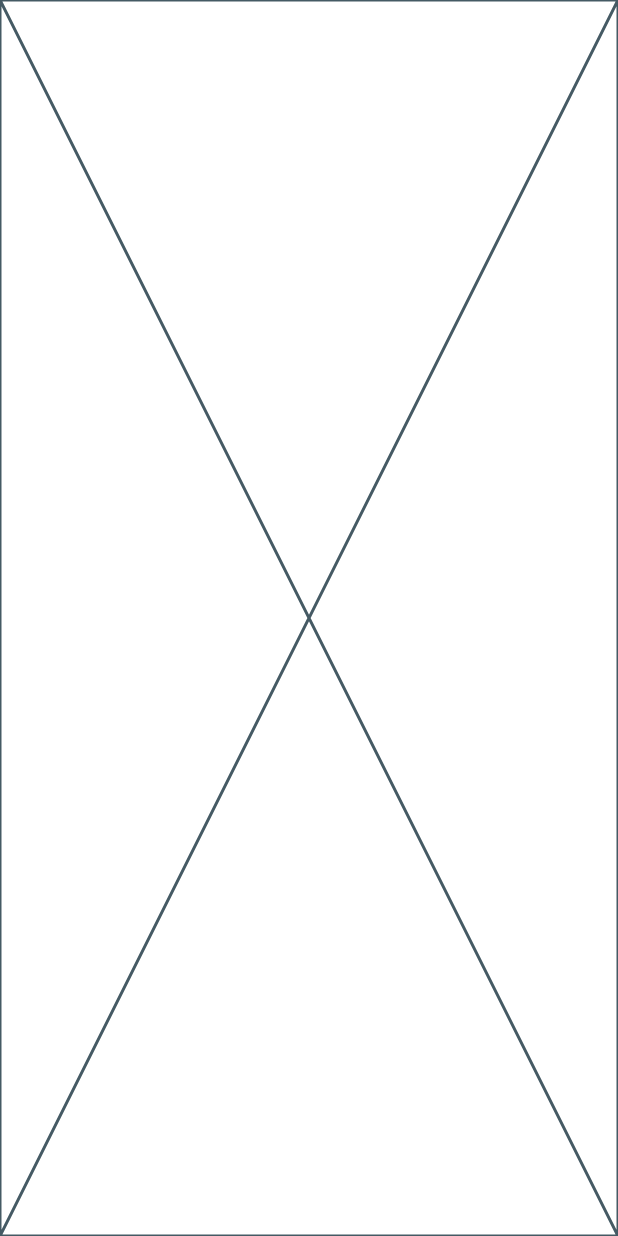
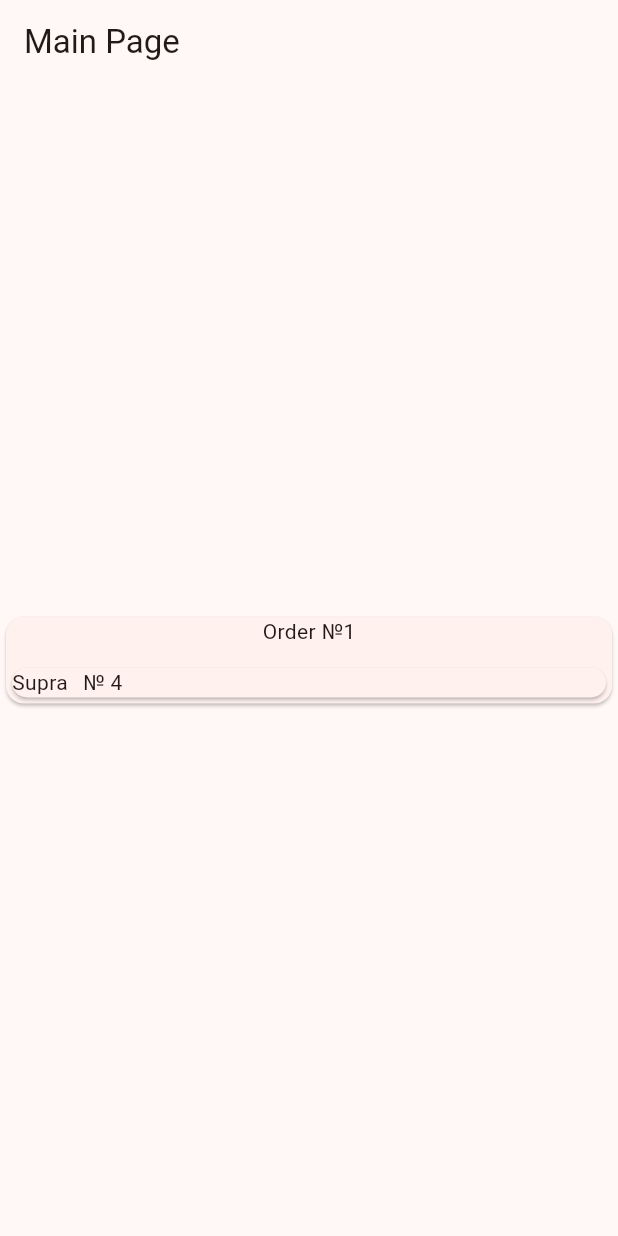
Before and after one commit to KirillBrujah/Flutter-fromJson-Builder, a Flutter app: the screen it shows after launch, on a phone screen of 412 x 824 dp. Run offline on Flutter 3.47's test engine with Material 2 defaults, Android fonts, the phone set to English and light mode, and no system bars; our stand-ins replace flutter_bloc, freezed_annotation; generated files the repository leaves out were written again.

Commit message:
Create cubit for loading json from assets. Complete OrderBuilder

```diff
--- a/assets/data.json
+++ b/assets/data.json
@@ -0,0 +1,7 @@
+{
+  "id": 1,
+  "vehicle": {
+    "id": 4,
+    "name": "Supra"
+  }
+}
--- /dev/null
+++ b/lib/ui/blocs/order_cubit.dart
@@ -0,0 +1,28 @@
+import 'dart:convert';
+
+import 'package:flutter/services.dart';
+import 'package:flutter_bloc/flutter_bloc.dart';
+import 'package:freezed_annotation/freezed_annotation.dart';
+import 'package:from_json_builder/ui/models/models.dart';
+
+part 'order_cubit.freezed.dart';
+
+part 'order_state.dart';
+
+class OrderCubit extends Cubit<OrderState> {
+  OrderCubit() : super(const OrderState.initial());
+
+  Future<void> load() async {
+    //
+
+    try {
+      final json = await rootBundle.loadString("assets/data.json");
+      final order = await OrderBuilder().buildFromJson(jsonDecode(json));
+      emit(OrderState.loaded(order));
+    } catch (e) {
+      emit(OrderState.error(e.toString()));
+    }
+
+    // final attributesJson = await rootBundle.getJsonList(Assets.db.attributes);
+  }
+}
--- /dev/null
+++ b/lib/ui/blocs/order_state.dart
@@ -0,0 +1,11 @@
+part of 'order_cubit.dart';
+
+@freezed
+class OrderState with _$OrderState {
+
+  const factory OrderState.initial() = _initial;
+
+  const factory OrderState.error(String message) = _error;
+
+  const factory OrderState.loaded(Order order) = _loaded;
+}
--- a/lib/ui/models/models.dart
+++ b/lib/ui/models/models.dart
@@ -1,3 +1,4 @@
+import 'package:flutter/material.dart';
 import 'package:freezed_annotation/freezed_annotation.dart';
 
 part 'models.freezed.dart';
@@ -34,5 +35,48 @@
 }
 
 class OrderBuilder {
-//
+  late final OrderInfo info;
+  late final Vehicle vehicle;
+
+  Future<Order> buildFromJson(Map<String, dynamic> json) async {
+    info = _buildInfo(json);
+    vehicle = _buildVehicle(json["vehicle"]);
+
+    return Order(
+      id: info.id,
+      vehicle: vehicle,
+    );
+  }
+
+  OrderInfo _buildInfo(Map<String, dynamic> json) {
+    try {
+      return OrderInfo.fromJson(json);
+    } catch (e) {
+      _reportError(
+        exception: e,
+        context: "Info parsing error",
+      );
+      rethrow;
+    }
+  }
+
+  Vehicle _buildVehicle(Map<String, dynamic> json) {
+    try {
+      return Vehicle.fromJson(json);
+    } catch (e) {
+      _reportError(
+        exception: e,
+        context: "Vehicle parsing error",
+      );
+      rethrow;
+    }
+  }
+
+  void _reportError({required Object exception, required String context}) {
+    FlutterError.reportError(FlutterErrorDetails(
+      exception: exception,
+      context: ErrorDescription(context),
+      library: "OrderBuilder",
+    ));
+  }
 }
--- a/lib/ui/pages/main_page.dart
+++ b/lib/ui/pages/main_page.dart
@@ -1,11 +1,62 @@
 import 'package:flutter/material.dart';
-
+import 'package:flutter_bloc/flutter_bloc.dart';
+import 'package:from_json_builder/ui/blocs/order_cubit.dart';
+import 'package:from_json_builder/ui/models/models.dart';
 
 class MainPage extends StatelessWidget {
   const MainPage({super.key});
 
   @override
   Widget build(BuildContext context) {
-    return const Placeholder();
+    return Scaffold(
+      appBar: AppBar(title: const Text("Main Page")),
+      body: BlocProvider(
+        create: (context) => OrderCubit()..load(),
+        child: const _Order(),
+      ),
+    );
   }
 }
+
+class _Order extends StatelessWidget {
+  const _Order();
+
+  @override
+  Widget build(BuildContext context) {
+    return BlocBuilder<OrderCubit, OrderState>(
+      builder: (context, state) => state.when(
+        initial: () => const Center(child: CircularProgressIndicator()),
+        error: (message) => Center(child: Text(message)),
+        loaded: (order) => Center(child: _OrderCard(order)),
+      ),
+    );
+  }
+}
+
+class _OrderCard extends StatelessWidget {
+  const _OrderCard(this.order);
+
+  final Order order;
+
+  @override
+  Widget build(BuildContext context) {
+    return Card(
+      child: Column(
+        mainAxisSize: MainAxisSize.min,
+        children: [
+          Text('Order №${order.id}'),
+          const SizedBox(height: 10),
+          Card(
+            child: Row(
+              children: [
+                Text(order.vehicle.name),
+                const SizedBox(width: 10),
+                Text('№ ${order.vehicle.id}'),
+              ],
+            ),
+          )
+        ],
+      ),
+    );
+  }
+}
```
